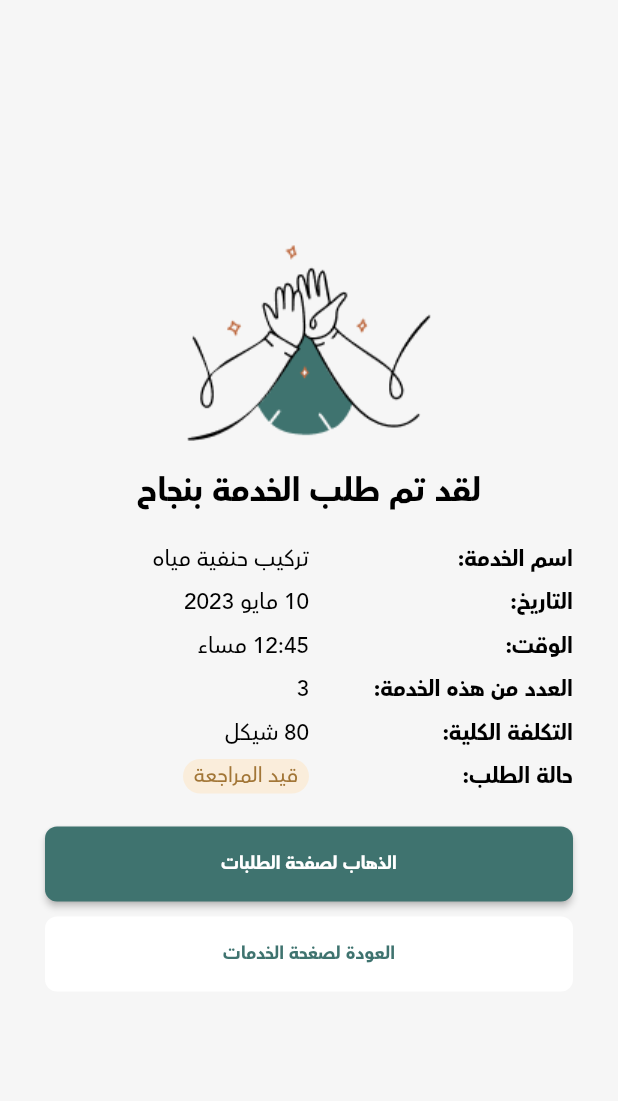
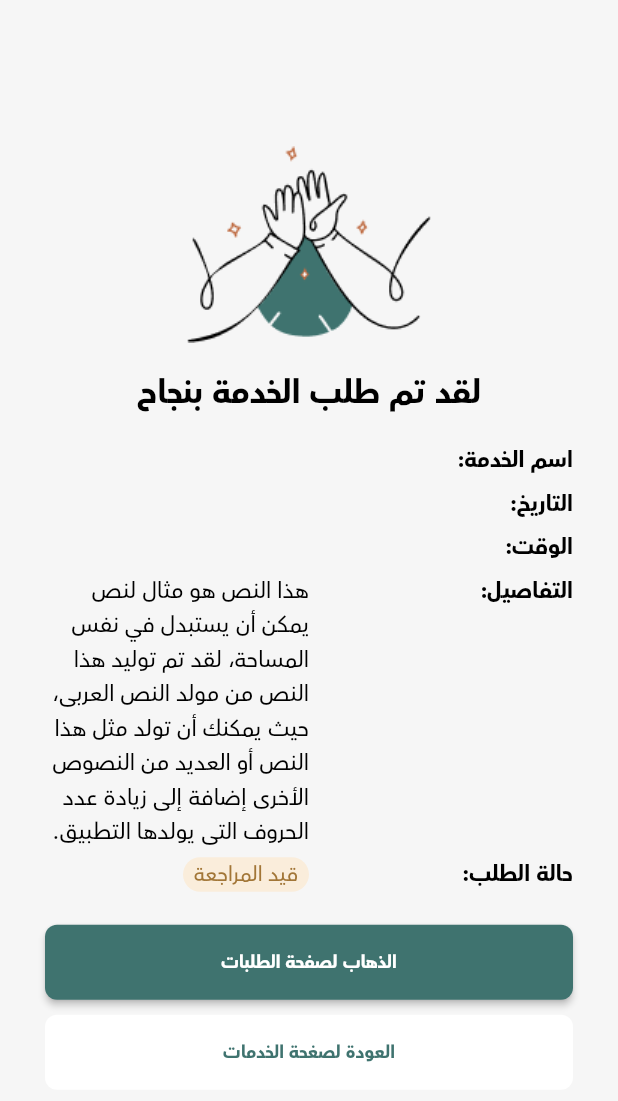
Before and after one commit to asilnaji21/Handy_home, a Flutter app: the ServiceInfoScreen screen opened by its route, on a phone screen of 412 x 824 dp. Shown: the top 1101 px of the screen. Run offline on Flutter 3.47's test engine with Material 2 defaults, Android fonts, the phone set to English and light mode, and no system bars; our stand-ins replace bloc, cached_network_image, dartz, dio, easy_localization, flutter_bloc and 8 more; missing offline and left inert: external_app_launcher; accounts and stored records are empty; network calls fail.

Commit message:
order fixed service changes

```diff
--- a/lib/app/app.dart
+++ b/lib/app/app.dart
@@ -25,7 +25,7 @@ class MyApp extends StatelessWidget {
         child: MaterialApp(
           theme: getApplicationTheme(),
           debugShowCheckedModeBanner: false,
-          // initialRoute: RouteConstants.onBoardingRoute,
+          // initialRoute: RouteConstants.loginRoute,
             initialRoute: getIt<SharedPrefController>().getLoggedIn()
                 ? RouteConstants.homeRoute
                 : RouteConstants.loginRoute,
--- a/lib/app/constants_manager.dart
+++ b/lib/app/constants_manager.dart
@@ -33,6 +33,7 @@ class Endpoints {
   }
 
   static const String latestAdded = '/api/services/latest-add/';
+  static const String orderFixedService = '/api/orders/';
 }
 
 void printTest(String text) {
--- a/lib/app/routes/routes_generator.dart
+++ b/lib/app/routes/routes_generator.dart
@@ -3,6 +3,7 @@ import 'package:flutter_bloc/flutter_bloc.dart';
 import 'package:handy_home_app/app/routes/route_constants.dart';
 import 'package:handy_home_app/bussiness%20logic/authCubit/auth_cubit.dart';
 import 'package:handy_home_app/bussiness%20logic/homeCubit/home_cubit.dart';
+import 'package:handy_home_app/data/models/service_info_model.dart';
 import 'package:handy_home_app/presentation/view/authentication/email_opt_screen.dart';
 import 'package:handy_home_app/presentation/view/authentication/emailconfirmation_view.dart';
 import 'package:handy_home_app/presentation/view/authentication/emailverification_view.dart';
@@ -79,13 +80,13 @@ class RouteGenerator {
             builder: (_) => BlocProvider(
                   create: (context) => HomeCubit(),
                   child: ServiceDetailsScreen(
-                    serviceId: settings.arguments as int,
+                    id: settings.arguments as int,
                   ),
                 ));
       case RouteConstants.serviceInfoRoute:
         return MaterialPageRoute(
             builder: (_) => ServiceInfoScreen(
-                  isCustomService: settings.arguments as bool?,
+                  serviceInfo: settings.arguments as ServiceInfoModel?,
                 ));
       case RouteConstants.orderCustomServiceRoute:
         return MaterialPageRoute(
--- a/lib/bussiness logic/homeCubit/home_cubit.dart
+++ b/lib/bussiness logic/homeCubit/home_cubit.dart
@@ -1,8 +1,10 @@
 import 'package:bloc/bloc.dart';
+import 'package:flutter/material.dart';
 import 'package:handy_home_app/data/repository/home/home_repository.dart';
 import 'package:meta/meta.dart';
 
 import '../../data/models/category_model.dart';
+import '../../data/models/ordered_service_model.dart';
 import '../../data/models/service_model.dart';
 
 part 'home_state.dart';
@@ -40,6 +42,26 @@ class HomeCubit extends Cubit<HomeState> {
       emit(ServiceDetailsSuccessState(serviceDetails: l.data as ServiceModel));
     }, (r) => emit(ServiceDetailsFailedState(message: r.message)));
   }
+
+  orderFixedService(
+      {required int quantity,
+      required int totalPrice,
+      required String date,
+      required String time,
+      required int service}) async {
+    emit(OrderFixedServiceLoadingState());
+
+    final data = await homeRepository.orderFixedService(
+        quantity: quantity,
+        totalPrice: totalPrice,
+        date: date,
+        time: time,
+        service: service);
+    data.fold((l) {
+      emit(OrderFixedServiceSuccessState(
+          orderedService: l.data as OrderedServiceModel));
+    }, (r) => emit(OrderFixedServiceFailedState(message: r.message)));
+  }
 }
 
 class LatestServiceCubit extends Cubit<LatestServiceAddedInitialState> {
--- a/lib/customwidget/textformfield_custom.dart
+++ b/lib/customwidget/textformfield_custom.dart
@@ -52,14 +52,12 @@ class _CustomTextFormFieldState extends State<CustomTextFormField> {
                   },
                   icon: Icon(
                     isVisible
-                        ? Icons.visibility_outlined
-                        : Icons.visibility_off_outlined,
+                        ? Icons.visibility_off_outlined
+                        : Icons.visibility_outlined,
                     color: Colors.grey.shade600,
                   ))
               : null,
           fillColor: ColorManager.whiteColor,
-
-
           filled: true,
           border: InputBorder.none,
           hintText: widget.text,
--- /dev/null
+++ b/lib/data/models/service_info_model.dart
@@ -0,0 +1,21 @@
+// ignore_for_file: public_member_api_docs, sort_constructors_first
+class ServiceInfoModel {
+  final String serviceName;
+  final String date;
+  final String time;
+  final String count;
+  final String totalPrice;
+
+  ServiceInfoModel({
+    required this.serviceName,
+    required this.date,
+    required this.time,
+    required this.count,
+    required this.totalPrice,
+  });
+
+  @override
+  String toString() {
+    return 'ServiceInfoModel(serviceName: $serviceName, date: $date, time: $time, count: $count, totalPrice: $totalPrice)';
+  }
+}
--- a/lib/main.dart
+++ b/lib/main.dart
@@ -4,6 +4,7 @@ import 'package:flutter_bloc/flutter_bloc.dart';
 import 'package:flutter_screenutil/flutter_screenutil.dart';
 import 'package:handy_home_app/app/locator.dart';
 import 'package:handy_home_app/bussiness%20logic/bnbManager/bnb_manager_cubit.dart';
+import 'package:handy_home_app/bussiness%20logic/homeCubit/home_cubit.dart';
 
 import 'app/app.dart';
 import 'data/network/local/local_network.dart';
@@ -26,6 +27,9 @@ void main() async {
         providers: [
           BlocProvider(
             create: (context) => BnbManagerCubit(),
+          ),
+          BlocProvider(
+            create: (context) => HomeCubit(),
           )
         ],
         child: MyApp(),
--- a/lib/presentation/view/home/order_custom_service_screen.dart
+++ b/lib/presentation/view/home/order_custom_service_screen.dart
@@ -185,7 +185,6 @@ class _OrderCustomServiceScreenState extends State<OrderCustomServiceScreen> {
           if (formKey.currentState!.validate()) {
             NavigationManager.goToAndRemove(
               RouteConstants.serviceInfoRoute,
-              argument: true,
             );
           }
         },
--- a/lib/presentation/view/home/service_info_screen.dart
+++ b/lib/presentation/view/home/service_info_screen.dart
@@ -3,13 +3,14 @@ import 'package:flutter_bloc/flutter_bloc.dart';
 import 'package:handy_home_app/app/routes/navigation_manager.dart';
 import 'package:handy_home_app/app/routes/route_constants.dart';
 import 'package:handy_home_app/bussiness%20logic/bnbManager/bnb_manager_cubit.dart';
+import 'package:handy_home_app/data/models/service_info_model.dart';
 import 'package:handy_home_app/presentation/resources/assets_manager.dart';
 import 'package:handy_home_app/presentation/resources/color_manager.dart';
 import 'package:handy_home_app/presentation/resources/style_manager.dart';
 
 class ServiceInfoScreen extends StatelessWidget {
-  const ServiceInfoScreen({this.isCustomService, Key? key}) : super(key: key);
-  final bool? isCustomService;
+  const ServiceInfoScreen({this.serviceInfo, Key? key}) : super(key: key);
+  final ServiceInfoModel? serviceInfo;
   @override
   Widget build(BuildContext context) {
     return Scaffold(
@@ -30,19 +31,20 @@ class ServiceInfoScreen extends StatelessWidget {
             const SizedBox(
               height: 16,
             ),
-            const RowInfoWidget(label: 'اسم الخدمة:', info: 'تركيب حنفية مياه'),
-            const RowInfoWidget(label: 'التاريخ:', info: '10 مايو 2023'),
-            const RowInfoWidget(label: 'الوقت:', info: '12:45 مساء'),
+            RowInfoWidget(
+                label: 'اسم الخدمة:', info: serviceInfo?.serviceName ?? ''),
+            RowInfoWidget(label: 'التاريخ:', info: serviceInfo?.date ?? ''),
+            RowInfoWidget(label: 'الوقت:', info: serviceInfo?.time ?? ''),
             Visibility(
-                visible: !(isCustomService != null),
-                child: const RowInfoWidget(
-                    label: 'العدد من هذه الخدمة:', info: '3')),
+                visible: (serviceInfo != null),
+                child: RowInfoWidget(
+                    label: 'العدد من هذه الخدمة:',
+                    info: serviceInfo?.count ?? '')),
             RowInfoWidget(
-                label:
-                    (isCustomService != null) ? 'التفاصيل:' : 'التكلفة الكلية:',
-                info: (isCustomService != null)
+                label: !(serviceInfo != null) ? 'التفاصيل:' : 'التكلفة الكلية:',
+                info: !(serviceInfo != null)
                     ? 'هذا النص هو مثال لنص يمكن أن يستبدل في نفس المساحة، لقد تم توليد هذا النص من مولد النص العربى، حيث يمكنك أن تولد مثل هذا النص أو العديد من النصوص الأخرى إضافة إلى زيادة عدد الحروف التى يولدها التطبيق.'
-                    : '80 شيكل'),
+                    : serviceInfo?.totalPrice ?? ''),
             const RowInfoWidget(
               label: 'حالة الطلب:',
               orderStatusWidget: OrderStatusWidget(
@@ -71,7 +73,6 @@ class ServiceInfoScreen extends StatelessWidget {
                 NavigationManager.goToAndRemove(RouteConstants.homeRoute);
               },
               child: const Text(
-
                 'العودة لصغحة الخدمات',
                 style: TextStyle(
                   color: ColorManager.primaryMainEnableColor,
```
Also changed, not shown: lib/bussiness logic/homeCubit/home_state.dart (+15 -1 lines), lib/data/models/ordered_service_model.dart (added, +54 -0 lines), lib/data/models/service_model.dart (+6 -1 lines), lib/data/network/remote/dio_helper.dart (+5 -5 lines), lib/data/repository/home/home_repository.dart (+39 -1 lines), lib/presentation/view/authentication/email_opt_screen.dart (+10 -5 lines), lib/presentation/view/bookedServices/BookedServicesComponents/booked_service_loading.dart (added, +19 -0 lines), lib/presentation/view/bookedServices/active_order_screen..dart (+6 -2 lines), lib/presentation/view/bookedServices/all_order_screen.dart (+6 -2 lines), lib/presentation/view/home/HomeComponents/order_service_bottom_sheet.dart (+52 -6 lines), lib/presentation/view/home/service_details_screen.dart (+31 -23 lines).
